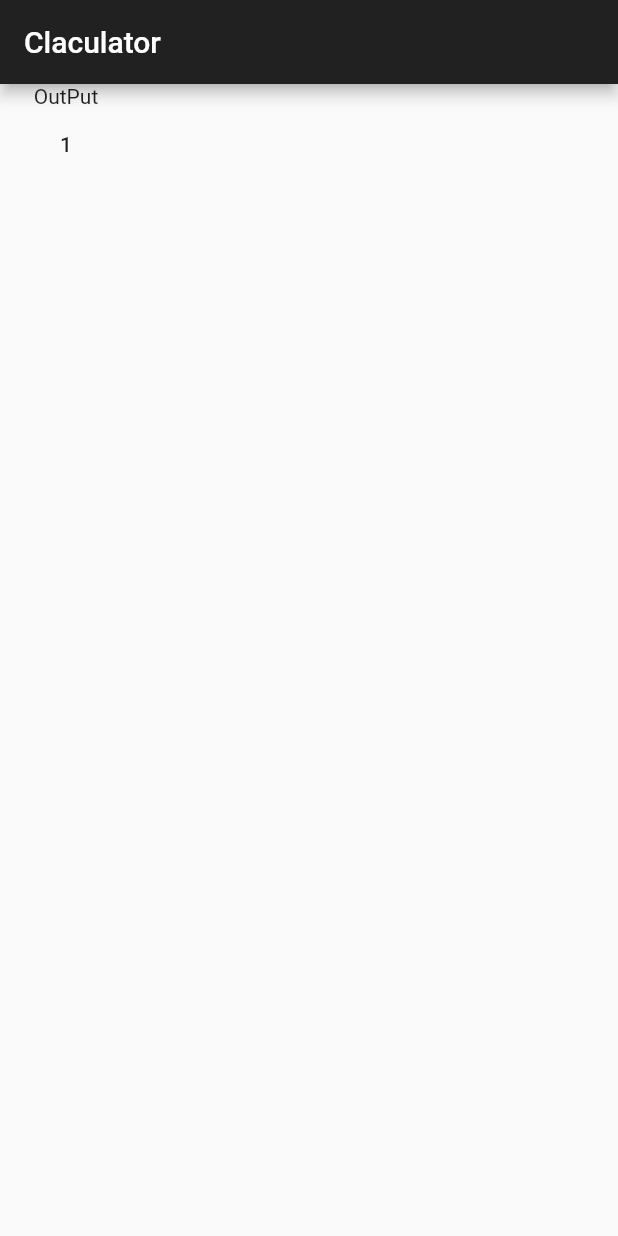
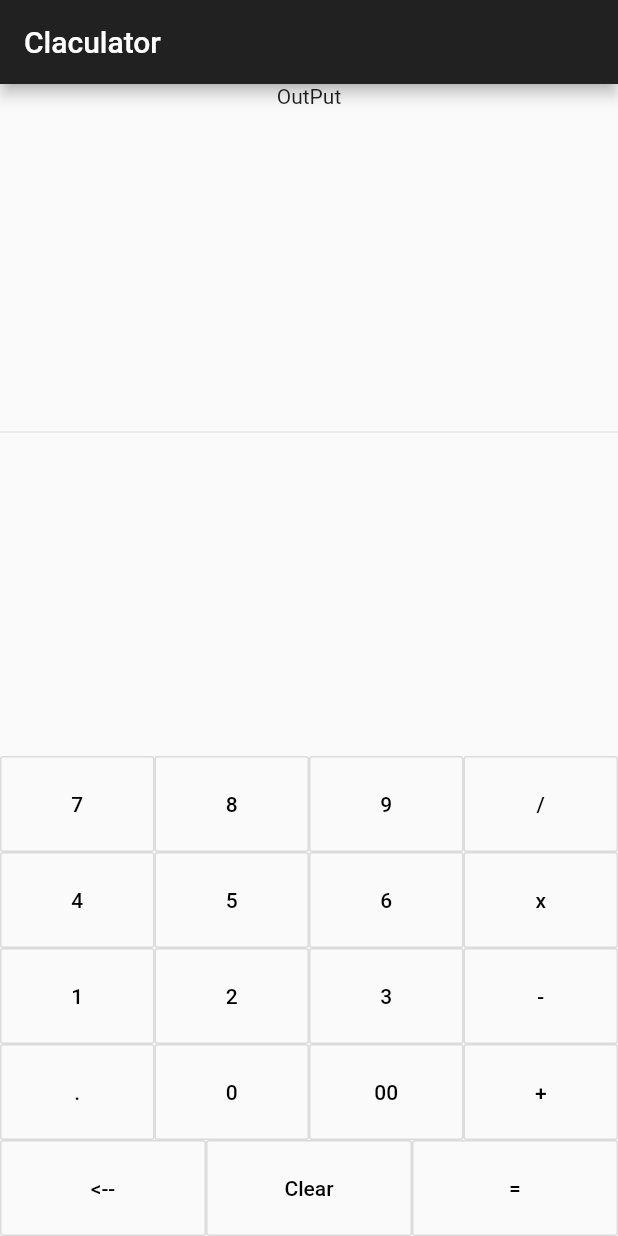
Before and after one commit to gameObject42/calculatora_app_flutter, a Flutter app: the screen it shows after launch, on a phone screen of 412 x 824 dp. Run offline on Flutter 3.47's test engine with Material 2 defaults, Android fonts, the phone set to English and light mode, and no system bars.

Commit message:
layout ot the cal calculator done

```diff
--- a/lib/main.dart
+++ b/lib/main.dart
@@ -30,6 +30,18 @@ class MyHomePage extends StatefulWidget {
 }
 
 class _MyHomePageState extends State<MyHomePage> {
+  Widget buildButton(String buttontext) {
+    return new Expanded(
+      child: new OutlineButton(
+        padding: new EdgeInsets.all(24.0),
+        child: new Text(buttontext),
+        onPressed: () => {},
+        color: Colors.grey,
+        textColor: Colors.black,
+      ),
+    );
+  }
+
   @override
   Widget build(BuildContext context) {
     return Scaffold(
@@ -40,9 +52,52 @@ class _MyHomePageState extends State<MyHomePage> {
             child: new Column(
           children: <Widget>[
             new Text("OutPut"),
-            new MaterialButton(
-              child: new Text("1"),
-              onPressed: () => {},
+            new Expanded(
+              child: new Divider(),
+            ),
+            Column(
+              children: [
+                new Row(
+                  children: [
+                    buildButton("7"),
+                    buildButton("8"),
+                    buildButton("9"),
+                    buildButton("/")
+                  ],
+                ),
+                new Row(
+                  children: [
+                    buildButton("4"),
+                    buildButton("5"),
+                    buildButton("6"),
+                    buildButton("x")
+                  ],
+                ),
+                new Row(
+                  children: [
+                    buildButton("1"),
+                    buildButton("2"),
+                    buildButton("3"),
+                    buildButton("-")
+                  ],
+                ),
+                new Row(
+                  children: [
+                    buildButton("."),
+                    buildButton("0"),
+                    buildButton("00"),
+                    buildButton("+")
+                  ],
+                ),
+                new Row(
+                  children: [
+                    buildButton("<--"),
+                    buildButton("Clear"),
+                    buildButton("="),
+                    //buildButton("")
+                  ],
+                ),
+              ],
             )
           ],
         )));
```
